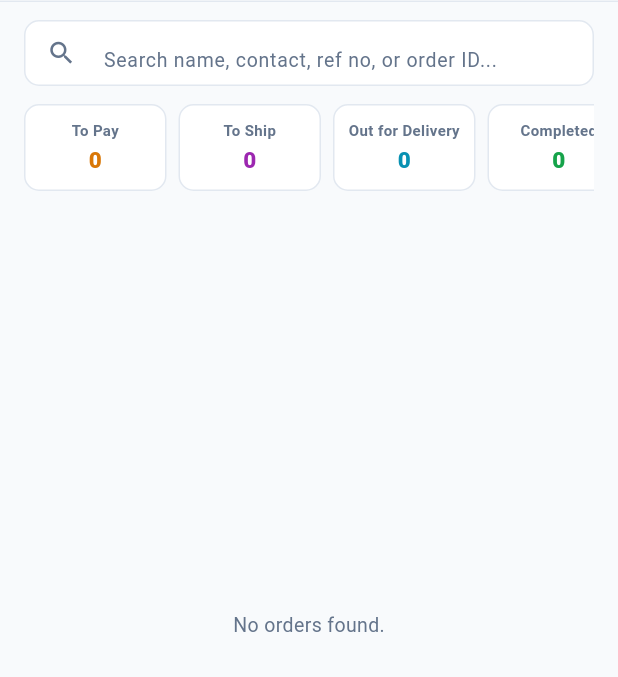
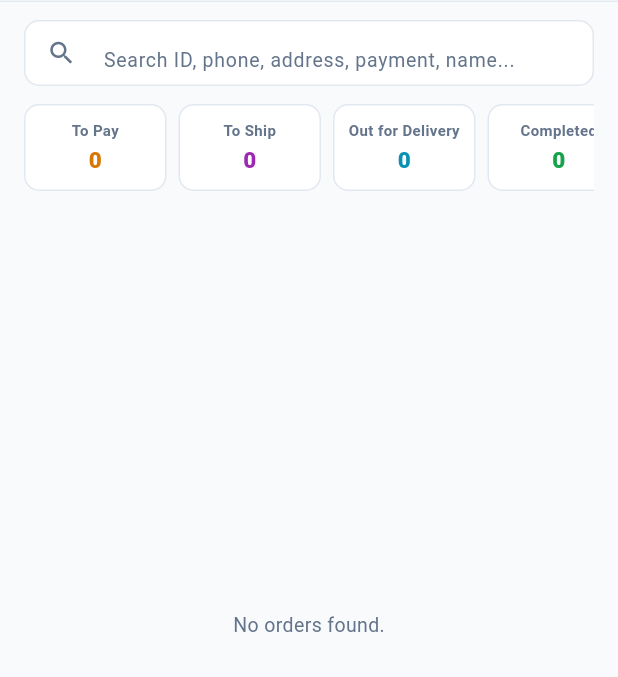
Before and after one commit to wearegroup82025-ux/arroz_sistema_admin, a Flutter app: the screen it shows once a user with an empty profile is signed in, item 3 of the bottom bar chosen, on a phone screen of 412 x 824 dp, the part 88-765 px from its top. Run offline on Flutter 3.47's test engine with Material 3 defaults, Android fonts, the phone set to English and light mode, and no system bars; our stand-ins replace cloud_firestore, firebase_auth, firebase_core, firebase_messaging, firebase_storage, flutter_local_notifications and 3 more; missing offline and left inert: flutter_inappwebview, mailer, workmanager; accounts and stored records are empty; network calls fail; statements that could not run were skipped.

Commit message:
new updated order

```diff
--- a/lib/admin/screens/order_page.dart
+++ b/lib/admin/screens/order_page.dart
@@ -54,7 +54,6 @@ class OrderItem {
     final rawUnit = (map['unit'] ?? map['unitType'] ?? map['type'] ?? '').toString().toLowerCase().trim();
     final String name = map['name'] ?? map['productName'] ?? map['title'] ?? 'Product Item';
 
-    // Auto-detect unit kapag walang explicit unit sa Firestore document
     String resolvedUnit = 'kg';
     if (rawUnit.isNotEmpty) {
       resolvedUnit = rawUnit;
@@ -71,7 +70,6 @@ class OrderItem {
     );
   }
 
-  // Format display text para sa quantity (halimbawa: "3 sako" o "3 kg")
   String get formattedQuantity {
     final cleanUnit = unit.toLowerCase().trim();
     if (cleanUnit == 'sako' || cleanUnit == 'sack' || cleanUnit == 'sacks') {
@@ -181,11 +179,17 @@ class _OrdersPageState extends State<OrdersPage> {
   OrderStatus? _selectedStatusFilter;
   String _searchQuery = "";
   late final TextEditingController _searchController;
+  late final Stream<QuerySnapshot> _ordersStream;
 
   @override
   void initState() {
     super.initState();
     _searchController = TextEditingController();
+    _ordersStream = FirebaseFirestore.instance
+        .collection("orders")
+        .orderBy("createdAt", descending: true)
+        .limit(100)
+        .snapshots();
   }
 
   @override
@@ -199,12 +203,50 @@ class _OrdersPageState extends State<OrdersPage> {
     return Scaffold(
       backgroundColor: AppTheme.bgSurface,
       body: SafeArea(
+        child: Padding(
+          padding: const EdgeInsets.symmetric(horizontal: 16.0, vertical: 12.0),
+          child: Column(
+            crossAxisAlignment: CrossAxisAlignment.start,
+            children: [
+              // SEARCH BAR (In-update ang hintText para mas malinaw sa user)
+              Container(
+                height: 44,
+                decoration: BoxDecoration(
+                  color: Colors.white,
+                  borderRadius: BorderRadius.circular(10),
+                  border: Border.all(color: AppTheme.border),
+                ),
+                child: TextField(
+                  controller: _searchController,
+                  onChanged: (val) {
+                    setState(() {
+                      _searchQuery = val.toLowerCase().trim();
+                    });
+                  },
+                  decoration: InputDecoration(
+                    hintText: "Search ID, phone, address, payment, name...",
+                    hintStyle: const TextStyle(fontSize: 13, color: AppTheme.textSecondary),
+                    prefixIcon: const Icon(Icons.search, size: 20, color: AppTheme.textSecondary),
+                    suffixIcon: _searchQuery.isNotEmpty
+                        ? IconButton(
+                            icon: const Icon(Icons.clear, size: 18),
+                            onPressed: () {
+                              _searchController.clear();
+                              setState(() => _searchQuery = "");
+                            },
+                          )
+                        : null,
+                    border: InputBorder.none,
+                    contentPadding: const EdgeInsets.symmetric(vertical: 10),
+                  ),
+                ),
+              ),
+              const SizedBox(height: 12),
+
+              // STREAM BUILDER
+              Expanded(
                 child: StreamBuilder<QuerySnapshot>(
-          stream: FirebaseFirestore.instance
-              .collection("orders")
-              .orderBy("createdAt", descending: true)
-              .limit(100)
-              .snapshots(),
+                  stream: _ordersStream,
                   builder: (context, snapshot) {
                     if (snapshot.hasError) {
                       return Center(child: Text("Error: ${snapshot.error}", style: const TextStyle(color: Colors.red)));
@@ -232,53 +274,32 @@ class _OrdersPageState extends State<OrdersPage> {
                       filteredOrders = filteredOrders.where((o) => o.status == _selectedStatusFilter).toList();
                     }
 
+                    // PINALAWAK NA SEARCH LOGIC (ID, Contact, Address, Payment, Name, Product Items)
                     if (_searchQuery.isNotEmpty) {
                       filteredOrders = filteredOrders.where((o) {
-                final hasMatchingItem = o.items.any((item) => item.productName.toLowerCase().contains(_searchQuery));
-                return o.id.toLowerCase().contains(_searchQuery) ||
-                    o.customerName.toLowerCase().contains(_searchQuery) ||
-                    o.contactNumber.toLowerCase().contains(_searchQuery) ||
-                    o.paymentRef.toLowerCase().contains(_searchQuery) ||
-                    hasMatchingItem;
+                        final query = _searchQuery;
+
+                        final matchesId = o.id.toLowerCase().contains(query);
+                        final matchesCustomer = o.customerName.toLowerCase().contains(query);
+                        final matchesContact = o.contactNumber.toLowerCase().contains(query);
+                        final matchesAddress = o.deliveryAddress.toLowerCase().contains(query);
+                        final matchesPaymentMethod = o.paymentMethod.toLowerCase().contains(query);
+                        final matchesPaymentRef = o.paymentRef.toLowerCase().contains(query);
+
+                        final matchesItemName = o.items.any((item) => item.productName.toLowerCase().contains(query));
+
+                        return matchesId ||
+                            matchesCustomer ||
+                            matchesContact ||
+                            matchesAddress ||
+                            matchesPaymentMethod ||
+                            matchesPaymentRef ||
+                            matchesItemName;
                       }).toList();
                     }
 
-            return Padding(
-              padding: const EdgeInsets.symmetric(horizontal: 16.0, vertical: 12.0),
-              child: Column(
-                crossAxisAlignment: CrossAxisAlignment.start,
+                    return Column(
                       children: [
-                  // SEARCH BAR
-                  Container(
-                    height: 44,
-                    decoration: BoxDecoration(
-                      color: Colors.white,
-                      borderRadius: BorderRadius.circular(10),
-                      border: Border.all(color: AppTheme.border),
-                    ),
-                    child: TextField(
-                      controller: _searchController,
-                      onChanged: (val) => setState(() => _searchQuery = val.toLowerCase().trim()),
-                      decoration: InputDecoration(
-                        hintText: "Search name, contact, ref no, or order ID...",
-                        hintStyle: const TextStyle(fontSize: 13, color: AppTheme.textSecondary),
-                        prefixIcon: const Icon(Icons.search, size: 20, color: AppTheme.textSecondary),
-                        suffixIcon: _searchQuery.isNotEmpty
-                            ? IconButton(
-                          icon: const Icon(Icons.clear, size: 18),
-                          onPressed: () {
-                            _searchController.clear();
-                            setState(() => _searchQuery = "");
-                          },
-                        )
-                            : null,
-                        border: InputBorder.none,
-                        contentPadding: const EdgeInsets.symmetric(vertical: 10),
-                      ),
-                    ),
-                  ),
-                  const SizedBox(height: 12),
-
                         // METRICS BAR
                         SizedBox(
                           height: 58,
@@ -340,9 +361,12 @@ class _OrdersPageState extends State<OrdersPage> {
                                 ),
                         ),
                       ],
-              ),
                     );
                   },
+                ),
+              ),
+            ],
+          ),
         ),
       ),
     );
@@ -562,7 +586,6 @@ class OrderCardItem extends StatelessWidget {
       child: Column(
         crossAxisAlignment: CrossAxisAlignment.start,
         children: [
-          // HEADER (ORDER ID & STATUS BADGE)
           Row(
             mainAxisAlignment: MainAxisAlignment.spaceBetween,
             children: [
@@ -589,8 +612,6 @@ class OrderCardItem extends StatelessWidget {
             ],
           ),
           const Divider(height: 16, color: AppTheme.border),
-
-          // BUYER INFORMATION SECTION
           _InfoRow(icon: Icons.person, label: "Buyer", value: order.customerName, isBold: true),
           const SizedBox(height: 4),
           _InfoRow(icon: Icons.phone, label: "Contact", value: order.contactNumber, valueColor: AppTheme.primaryBlue, isBold: true),
@@ -601,7 +622,6 @@ class OrderCardItem extends StatelessWidget {
 
           const Divider(height: 16, color: AppTheme.border),
 
-          // ORDERED ITEMS LIST
           ...order.items.map((item) {
             return Padding(
               padding: const EdgeInsets.symmetric(vertical: 2),
@@ -626,7 +646,6 @@ class OrderCardItem extends StatelessWidget {
 
           const Divider(height: 16, color: AppTheme.border),
 
-          // FOOTER (TOTAL & ACTION)
           Row(
             mainAxisAlignment: MainAxisAlignment.spaceBetween,
             children: [
```
Lines whose indentation alone changed are shown as unchanged.
